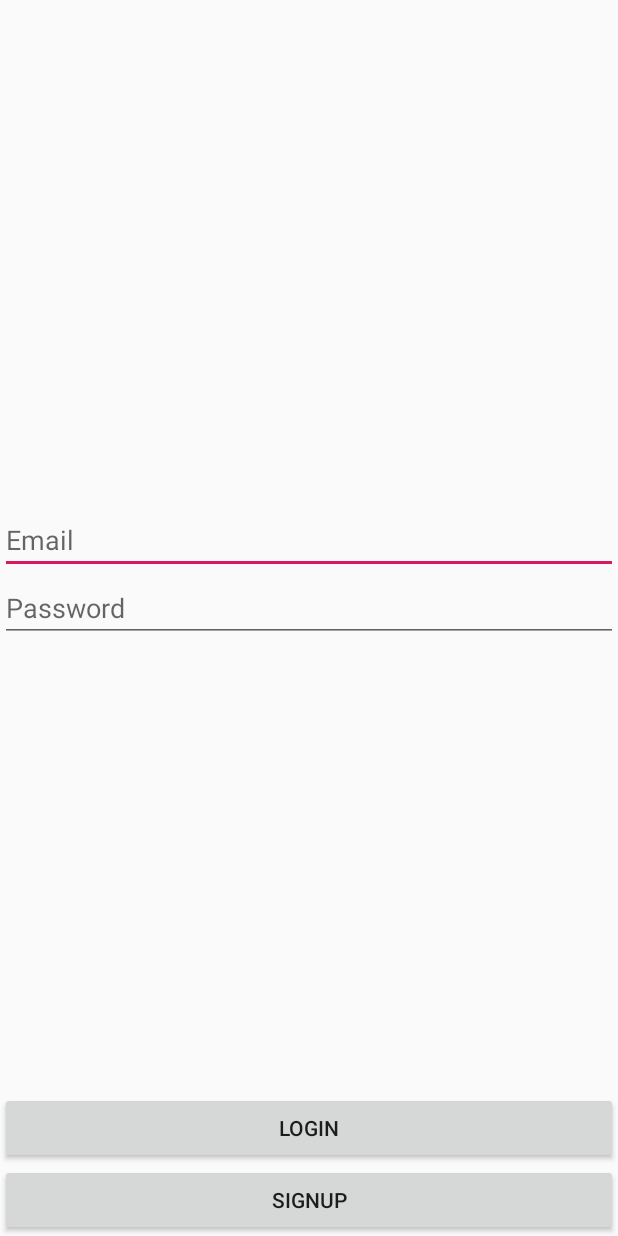
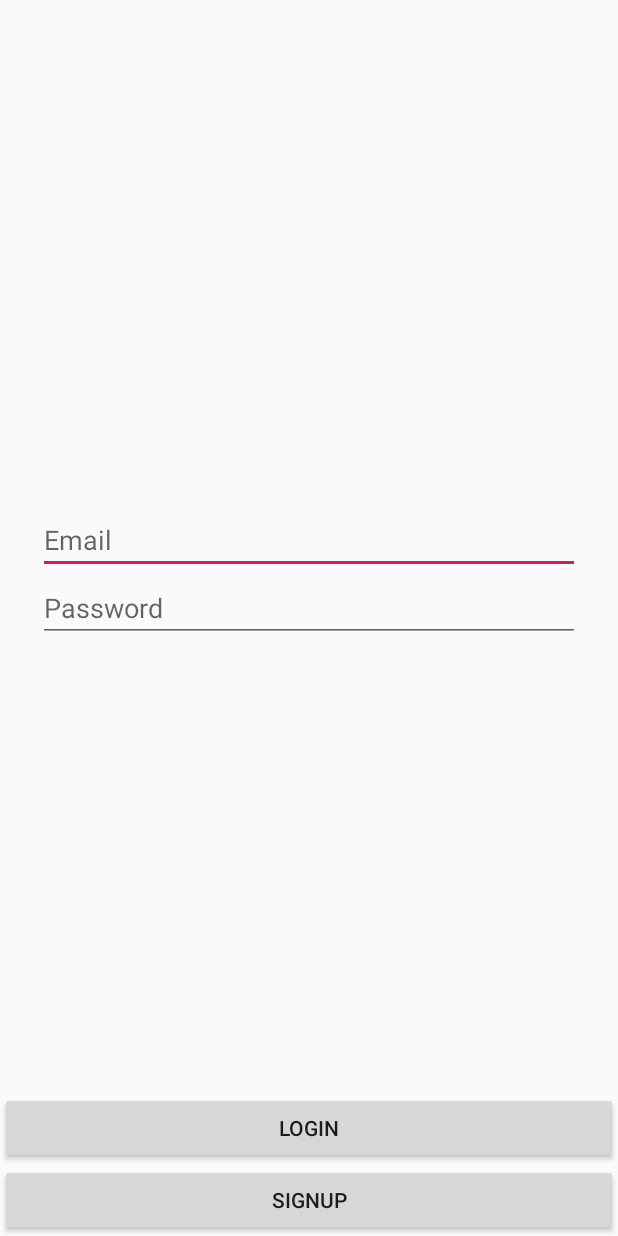
Before and after one commit to hatm1998/tourist_guide_Project, an Android app: the screen it shows after launch (Login), on a phone screen of 412 x 824 dp. Run offline under Robolectric (Android 15) with nearby library versions, the phone set to English and light mode, and no system bars; our stand-ins replace Firebase (no records; nobody signed in at launch, a user with empty details on screens opened directly); libraries missing offline, so code that uses them is left out: devlight.io.library; 19 statements that could not run were skipped.

Commit message:
hatem edit

```diff
--- a/app/src/main/res/layout/activity_login.xml
+++ b/app/src/main/res/layout/activity_login.xml
@@ -10,6 +10,7 @@
         android:id="@+id/btn_login"
         android:layout_width="0dp"
         android:layout_height="wrap_content"
+        android:hint="@string/Login"
         android:text="Login"
         app:layout_constraintBottom_toTopOf="@+id/btn_signup"
         app:layout_constraintEnd_toEndOf="parent"
@@ -20,6 +21,7 @@
         android:id="@+id/btn_signup"
         android:layout_width="0dp"
         android:layout_height="wrap_content"
+        android:hint="@string/SignUp"
         android:text="SignUp"
         app:layout_constraintBottom_toBottomOf="parent"
         app:layout_constraintEnd_toEndOf="parent"
@@ -28,6 +30,8 @@
     <LinearLayout
         android:layout_width="0dp"
         android:layout_height="wrap_content"
+        android:layout_marginStart="25dp"
+        android:layout_marginEnd="25dp"
         android:layout_marginBottom="300dp"
         android:orientation="vertical"
         app:layout_constraintBottom_toTopOf="@+id/btn_login"
@@ -40,7 +44,7 @@
             android:layout_height="wrap_content"
 
             android:ems="10"
-            android:hint="Email"
+            android:hint="@string/Email"
             android:inputType="textPersonName" />
 
         <EditText
@@ -49,8 +53,9 @@
             android:layout_height="wrap_content"
 
             android:ems="10"
-            android:hint="Password"
+            android:hint="@string/Pass"
             android:inputType="textPersonName"
+            android:password="true"
             tools:layout_editor_absoluteX="8dp" />
     </LinearLayout>
 </androidx.constraintlayout.widget.ConstraintLayout>
--- a/app/src/main/res/values/strings.xml
+++ b/app/src/main/res/values/strings.xml
@@ -1,4 +1,10 @@
 <resources>
     <string name="app_name">touristguide</string>
     <string name="title_activity_login">Login</string>
+    <string name="Email">Email</string>
+    <string name="Pass">Password</string>
+    <string name="Login">Login</string>
+    <string name="SignUp">SignUp</string>
+    <string name="Username">UserName</string>
+    <string name="Confrimation_pass">Confirmation Password</string>
 </resources>
```
Also changed, not shown: app/src/main/res/layout/activity_sign_up.xml (+5 -4 lines).
